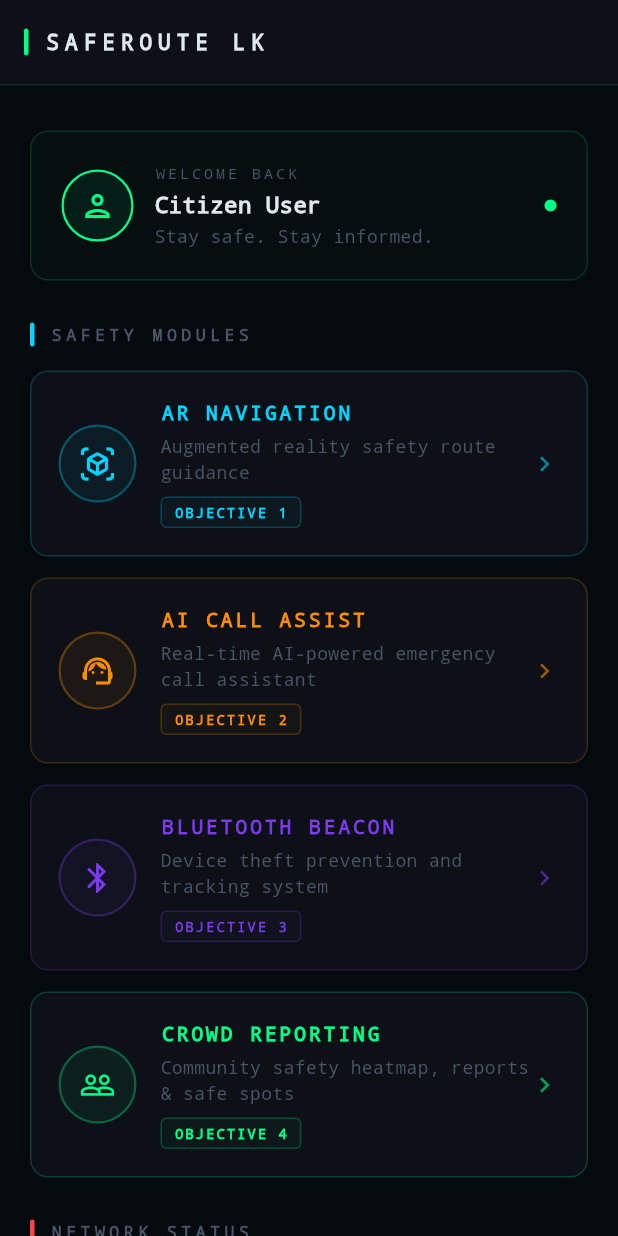
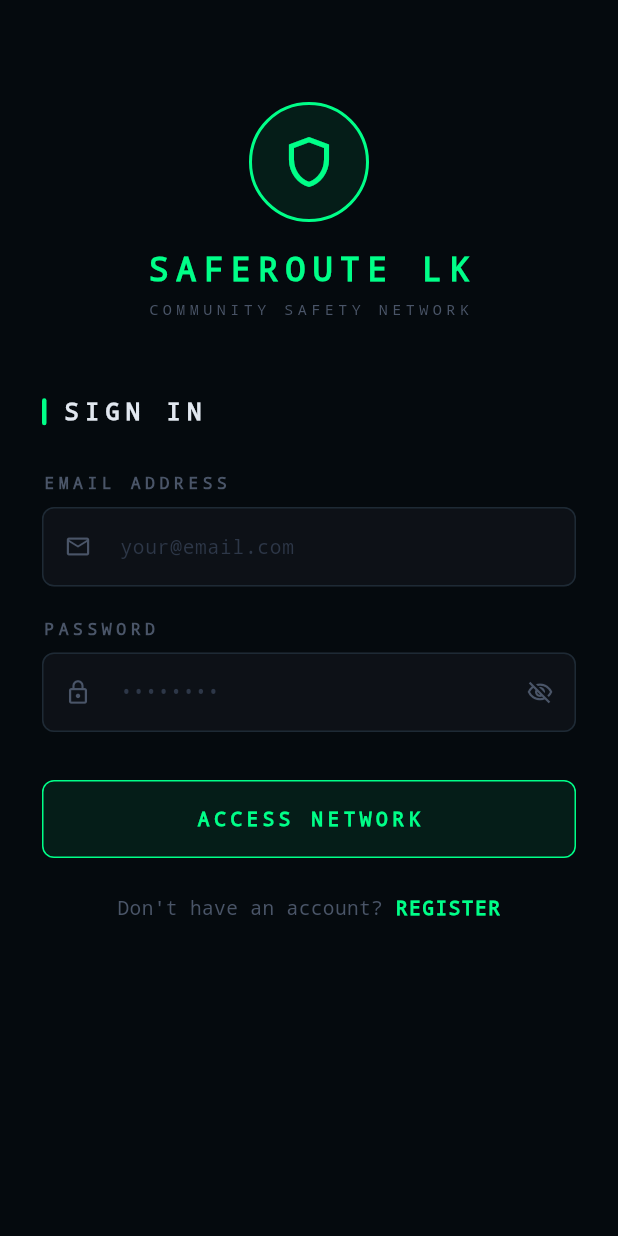
Before and after one commit to dulsanja9692/SafeRouteLK, a Flutter app: the screen it shows after launch, on a phone screen of 412 x 824 dp. Run offline on Flutter 3.47's test engine with Material 3 defaults, Android fonts, the phone set to English and light mode, and no system bars; our stand-ins replace cloud_firestore, firebase_auth, firebase_core, flutter_map, geolocator, latlong2; accounts and stored records are empty; generated files the repository leaves out were written again.

Commit message:
Add Firebase Auth, Login, and Register screens

```diff
--- a/lib/main.dart
+++ b/lib/main.dart
@@ -2,11 +2,9 @@ import 'package:flutter/material.dart';
 import 'package:firebase_core/firebase_core.dart';
 import 'firebase_options.dart';
 import 'models/incident_store.dart';
-import 'screens/report_screen.dart';
-import 'screens/portal_screen.dart';
-import 'screens/heatmap_screen.dart';
-import 'screens/safe_spots_screen.dart';
 import 'screens/home_screen.dart';
+import 'package:firebase_auth/firebase_auth.dart';
+import 'screens/login_screen.dart';
 
 void main() async {
   WidgetsFlutterBinding.ensureInitialized();
@@ -41,7 +39,18 @@ class SafeRouteLKApp extends StatelessWidget {
         useMaterial3: true,
         fontFamily: 'monospace',
       ),
-      home: const SplashScreen(),
+      home: StreamBuilder<User?>(
+        stream: FirebaseAuth.instance.authStateChanges(),
+        builder: (context, snapshot) {
+          if (snapshot.connectionState == ConnectionState.waiting) {
+            return const SplashScreen();
+          }
+          if (snapshot.hasData) {
+            return const HomeScreen();
+          }
+          return const LoginScreen();
+        },
+      ),
     );
   }
 }
@@ -81,7 +90,13 @@ class _SplashScreenState extends State<SplashScreen>
     if (mounted) {
       Navigator.of(context).pushReplacement(
         PageRouteBuilder(
-          pageBuilder: (_, __, ___) => const HomeScreen(),
+          pageBuilder: (_, __, ___) => StreamBuilder<User?>(
+            stream: FirebaseAuth.instance.authStateChanges(),
+            builder: (context, snapshot) {
+              if (snapshot.hasData) return const HomeScreen();
+              return const LoginScreen();
+            },
+          ),
           transitionsBuilder: (_, anim, __, child) =>
               FadeTransition(opacity: anim, child: child),
           transitionDuration: const Duration(milliseconds: 600),
--- /dev/null
+++ b/lib/screens/login_screen.dart
@@ -0,0 +1,306 @@
+import 'package:flutter/material.dart';
+import 'package:firebase_auth/firebase_auth.dart';
+import 'home_screen.dart';
+import 'register_screen.dart';
+
+class LoginScreen extends StatefulWidget {
+  const LoginScreen({super.key});
+  @override
+  State<LoginScreen> createState() => _LoginScreenState();
+}
+
+class _LoginScreenState extends State<LoginScreen> {
+  final _formKey = GlobalKey<FormState>();
+  final _emailController = TextEditingController();
+  final _passwordController = TextEditingController();
+  bool _loading = false;
+  bool _obscure = true;
+  String? _error;
+
+  Future<void> _login() async {
+    if (!_formKey.currentState!.validate()) return;
+    setState(() {
+      _loading = true;
+      _error = null;
+    });
+    try {
+      await FirebaseAuth.instance.signInWithEmailAndPassword(
+        email: _emailController.text.trim(),
+        password: _passwordController.text.trim(),
+      );
+      if (mounted) {
+        Navigator.pushReplacement(
+          context,
+          MaterialPageRoute(builder: (_) => const HomeScreen()),
+        );
+      }
+    } on FirebaseAuthException catch (e) {
+      setState(() {
+        if (e.code == 'user-not-found') {
+          _error = 'No account found with this email';
+        } else if (e.code == 'wrong-password') {
+          _error = 'Incorrect password';
+        } else if (e.code == 'invalid-credential') {
+          _error = 'Invalid email or password';
+        } else if (e.code == 'network-request-failed') {
+          _error = 'Network error. Check your connection.';
+        } else {
+          _error = e.message ?? 'Login failed';
+        }
+      });
+    } catch (e) {
+      setState(() {
+        _error = 'An unexpected error occurred: ${e.toString()}';
+      });
+    } finally {
+      if (mounted) setState(() => _loading = false);
+    }
+  }
+
+  @override
+  Widget build(BuildContext context) {
+    return Scaffold(
+      backgroundColor: const Color(0xFF050A0E),
+      body: SafeArea(
+        child: SingleChildScrollView(
+          padding: const EdgeInsets.all(28),
+          child: Form(
+            key: _formKey,
+            child: Column(
+              crossAxisAlignment: CrossAxisAlignment.start,
+              children: [
+                const SizedBox(height: 40),
+                // Logo
+                Center(
+                  child: Column(
+                    children: [
+                      Container(
+                        width: 80,
+                        height: 80,
+                        decoration: BoxDecoration(
+                          shape: BoxShape.circle,
+                          border: Border.all(
+                              color: const Color(0xFF00FF88), width: 2),
+                          color: const Color(0xFF00FF88).withAlpha(20),
+                        ),
+                        child: const Icon(Icons.shield_outlined,
+                            color: Color(0xFF00FF88), size: 40),
+                      ),
+                      const SizedBox(height: 16),
+                      const Text('SAFEROUTE LK',
+                          style: TextStyle(
+                              color: Color(0xFF00FF88),
+                              fontSize: 22,
+                              fontWeight: FontWeight.bold,
+                              letterSpacing: 5)),
+                      const SizedBox(height: 4),
+                      const Text('COMMUNITY SAFETY NETWORK',
+                          style: TextStyle(
+                              color: Color(0xFF4A5568),
+                              fontSize: 10,
+                              letterSpacing: 3)),
+                    ],
+                  ),
+                ),
+                const SizedBox(height: 50),
+                // Title
+                Row(children: [
+                  Container(
+                      width: 3,
+                      height: 18,
+                      decoration: BoxDecoration(
+                          color: const Color(0xFF00FF88),
+                          borderRadius: BorderRadius.circular(2))),
+                  const SizedBox(width: 10),
+                  const Text('SIGN IN',
+                      style: TextStyle(
+                          color: Color(0xFFE2E8F0),
+                          fontSize: 16,
+                          fontWeight: FontWeight.bold,
+                          letterSpacing: 4)),
+                ]),
+                const SizedBox(height: 28),
+                // Error banner
+                if (_error != null) ...[
+                  Container(
+                    width: double.infinity,
+                    padding: const EdgeInsets.all(12),
+                    decoration: BoxDecoration(
+                      border: Border.all(
+                          color: const Color(0xFFFF4444).withAlpha(60)),
+                      borderRadius: BorderRadius.circular(8),
+                      color: const Color(0xFFFF4444).withAlpha(10),
+                    ),
+                    child: Row(children: [
+                      const Icon(Icons.error_outline,
+                          color: Color(0xFFFF4444), size: 16),
+                      const SizedBox(width: 8),
+                      Expanded(
+                          child: Text(_error!,
+                              style: const TextStyle(
+                                  color: Color(0xFFFF4444), fontSize: 12))),
+                    ]),
+                  ),
+                  const SizedBox(height: 16),
+                ],
+                // Email
+                const _Label(text: 'EMAIL ADDRESS'),
+                const SizedBox(height: 8),
+                _FuturisticField(
+                  controller: _emailController,
+                  hint: 'your@email.com',
+                  icon: Icons.email_outlined,
+                  keyboardType: TextInputType.emailAddress,
+                  validator: (v) => v == null || !v.contains('@')
+                      ? 'Enter a valid email'
+                      : null,
+                ),
+                const SizedBox(height: 20),
+                // Password
+                const _Label(text: 'PASSWORD'),
+                const SizedBox(height: 8),
+                _FuturisticField(
+                  controller: _passwordController,
+                  hint: '••••••••',
+                  icon: Icons.lock_outlined,
+                  obscure: _obscure,
+                  suffixIcon: IconButton(
+                    icon: Icon(
+                      _obscure
+                          ? Icons.visibility_off_outlined
+                          : Icons.visibility_outlined,
+                      color: const Color(0xFF4A5568),
+                      size: 18,
+                    ),
+                    onPressed: () => setState(() => _obscure = !_obscure),
+                  ),
+                  validator: (v) => v == null || v.length < 6
+                      ? 'Password must be at least 6 characters'
+                      : null,
+                ),
+                const SizedBox(height: 32),
+                // Login button
+                GestureDetector(
+                  onTap: _loading ? null : _login,
+                  child: AnimatedContainer(
+                    duration: const Duration(milliseconds: 200),
+                    width: double.infinity,
+                    height: 52,
+                    decoration: BoxDecoration(
+                      borderRadius: BorderRadius.circular(8),
+                      border: Border.all(color: const Color(0xFF00FF88)),
+                      color: const Color(0xFF00FF88).withAlpha(20),
+                    ),
+                    child: Center(
+                      child: _loading
+                          ? const SizedBox(
+                              width: 20,
+                              height: 20,
+                              child: CircularProgressIndicator(
+                                  color: Color(0xFF00FF88), strokeWidth: 2))
+                          : const Text('ACCESS NETWORK',
+                              style: TextStyle(
+                                  color: Color(0xFF00FF88),
+                                  fontWeight: FontWeight.bold,
+                                  letterSpacing: 3,
+                                  fontSize: 13)),
+                    ),
+                  ),
+                ),
+                const SizedBox(height: 24),
+                // Register link
+                Row(
+                  mainAxisAlignment: MainAxisAlignment.center,
+                  children: [
+                    const Text("Don't have an account? ",
+                        style:
+                            TextStyle(color: Color(0xFF4A5568), fontSize: 13)),
+                    GestureDetector(
+                      onTap: () => Navigator.push(
+                          context,
+                          MaterialPageRoute(
+                              builder: (_) => const RegisterScreen())),
+                      child: const Text('REGISTER',
+                          style: TextStyle(
+                              color: Color(0xFF00FF88),
+                              fontSize: 13,
+                              fontWeight: FontWeight.bold,
+                              letterSpacing: 1)),
+                    ),
+                  ],
+                ),
+              ],
+            ),
+          ),
+        ),
+      ),
+    );
+  }
+}
+
+class _Label extends StatelessWidget {
+  final String text;
+  const _Label({required this.text});
+  @override
+  Widget build(BuildContext context) => Text(text,
+      style: const TextStyle(
+          color: Color(0xFF4A5568),
+          fontSize: 11,
+          letterSpacing: 3,
+          fontWeight: FontWeight.bold));
+}
+
+class _FuturisticField extends StatelessWidget {
+  final TextEditingController controller;
+  final String hint;
+  final IconData icon;
+  final bool obscure;
+  final Widget? suffixIcon;
+  final TextInputType? keyboardType;
+  final String? Function(String?)? validator;
+
+  const _FuturisticField({
+    required this.controller,
+    required this.hint,
+    required this.icon,
+    this.obscure = false,
+    this.suffixIcon,
+    this.keyboardType,
+    this.validator,
+  });
+
+  @override
+  Widget build(BuildContext context) {
+    return TextFormField(
+      controller: controller,
+      obscureText: obscure,
+      keyboardType: keyboardType,
+      style: const TextStyle(color: Color(0xFFE2E8F0), fontSize: 14),
+      decoration: InputDecoration(
+        hintText: hint,
+        hintStyle: const TextStyle(color: Color(0xFF2D3748), fontSize: 13),
+        prefixIcon: Icon(icon, color: const Color(0xFF4A5568), size: 18),
+        suffixIcon: suffixIcon,
+        filled: true,
+        fillColor: const Color(0xFF0D1117),
+        border: OutlineInputBorder(
+            borderRadius: BorderRadius.circular(8),
+            borderSide: const BorderSide(color: Color(0xFF1E2A35))),
+        enabledBorder: OutlineInputBorder(
+            borderRadius: BorderRadius.circular(8),
+            borderSide: const BorderSide(color: Color(0xFF1E2A35))),
+        focusedBorder: OutlineInputBorder(
+            borderRadius: BorderRadius.circular(8),
+            borderSide: const BorderSide(color: Color(0xFF00FF88), width: 1.5)),
+        errorBorder: OutlineInputBorder(
+            borderRadius: BorderRadius.circular(8),
+            borderSide: const BorderSide(color: Color(0xFFFF4444))),
+        focusedErrorBorder: OutlineInputBorder(
+            borderRadius: BorderRadius.circular(8),
+            borderSide: const BorderSide(color: Color(0xFFFF4444))),
+        errorStyle: const TextStyle(color: Color(0xFFFF4444)),
+      ),
+      validator: validator,
+    );
+  }
+}
--- a/pubspec.yaml
+++ b/pubspec.yaml
@@ -15,6 +15,7 @@ dependencies:
   cupertino_icons: ^1.0.8
   firebase_core: ^3.0.0
   cloud_firestore: ^5.0.0
+  firebase_auth: ^5.0.0
   geolocator: ^13.0.2
 
 dev_dependencies:
```
Also changed, not shown: lib/screens/home_screen.dart (+56 -20 lines), lib/screens/register_screen.dart (added, +330 -0 lines), pubspec.lock, 3 other files.
